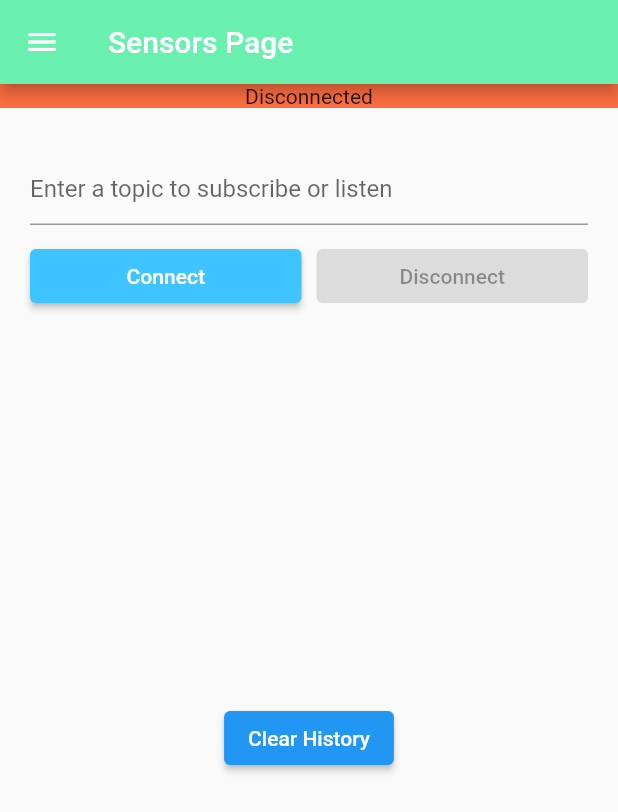
After one commit to GeorgeXDD/SolarEncrypt, a Flutter app: the SensorsPage screen opened directly, in the side drawer, after a tap on "Connect", on a phone screen of 412 x 824 dp. The commit adds this screen. Shown: the top 812 px of the screen. Run offline on Flutter 3.47's test engine with Material 2 defaults, Android fonts, the phone set to English and light mode, and no system bars; our stand-ins replace cloud_firestore, firebase_auth, firebase_core, google_fonts; missing offline and left inert: mqtt_client; accounts and stored records are empty; network calls fail.

Commit message:
Added mqtt connection and sensors page

```diff
--- /dev/null
+++ b/lib/pages/sensors_page.dart
@@ -0,0 +1,331 @@
+// ignore_for_file: sort_child_properties_last
+
+import 'dart:io';
+
+import 'package:cloud_firestore/cloud_firestore.dart';
+import 'package:firebase_auth/firebase_auth.dart';
+import 'package:flutter/material.dart';
+import 'package:provider/provider.dart';
+import 'package:solarencrypt/pages/welcome_page.dart';
+
+import '../services/MQTTAppState.dart';
+import '../services/MQTTManager.dart';
+import 'home_page.dart';
+
+class SensorsPage extends StatefulWidget {
+  @override
+  _SensorsPageState createState() => _SensorsPageState();
+}
+
+class _SensorsPageState extends State<SensorsPage> {
+  final user = FirebaseAuth.instance.currentUser!;
+  final TextEditingController _hostTextController = TextEditingController();
+  final TextEditingController _topicTextController = TextEditingController();
+  late MQTTAppState currentAppState;
+  late MQTTManager manager;
+
+  @override
+  void initState() {
+    super.initState();
+  }
+
+  @override
+  void dispose() {
+    _hostTextController.dispose();
+    _topicTextController.dispose();
+    super.dispose();
+  }
+
+  @override
+  Widget build(BuildContext context) {
+    final MQTTAppState appState = Provider.of<MQTTAppState>(context);
+    currentAppState = appState;
+
+    return Scaffold(
+      appBar: AppBar(
+        title: Text('Sensors Page'),
+        backgroundColor: Colors.greenAccent,
+      ),
+      drawer: NavigationDrawer(user: user),
+      body: Column(
+        children: <Widget>[
+          _buildConnectionStateText(
+              _prepareStateMessageFrom(currentAppState.getAppConnectionState)),
+          _buildEditableColumn(),
+          _buildScrollableTextWith(currentAppState.getHistoryText),
+        ],
+      ),
+    );
+  }
+
+  Future<String?> fetchUsername() async {
+    QuerySnapshot querySnapshot = await FirebaseFirestore.instance
+        .collection('users')
+        .where('email', isEqualTo: user.email)
+        .get();
+
+    if (querySnapshot.docs.isNotEmpty) {
+      return querySnapshot.docs.first['username'];
+    }
+
+    return null;
+  }
+
+  Widget _buildEditableColumn() {
+    return Padding(
+      padding: const EdgeInsets.all(20.0),
+      child: Column(
+        children: <Widget>[
+          const SizedBox(height: 10),
+          _buildTextFieldWith(
+              _topicTextController,
+              'Enter a topic to subscribe or listen',
+              currentAppState.getAppConnectionState),
+          const SizedBox(height: 10),
+          _buildConnectionButtons(currentAppState.getAppConnectionState),
+        ],
+      ),
+    );
+  }
+
+  Widget _buildConnectionButtons(MQTTAppConnectionState state) {
+    return Row(
+      children: <Widget>[
+        Expanded(
+          child: ElevatedButton(
+            style: ElevatedButton.styleFrom(
+              primary: Colors.lightBlueAccent,
+            ),
+            child: Text(state == MQTTAppConnectionState.disconnected
+                ? 'Connect'
+                : 'Connecting...'),
+            onPressed: state == MQTTAppConnectionState.disconnected
+                ? _configureAndConnect
+                : null,
+          ),
+        ),
+        const SizedBox(width: 10),
+        Expanded(
+          child: ElevatedButton(
+            style: ElevatedButton.styleFrom(
+              primary: Colors.redAccent,
+            ),
+            child: const Text('Disconnect'),
+            onPressed:
+                state == MQTTAppConnectionState.connected ? _disconnect : null,
+          ),
+        ),
+      ],
+    );
+  }
+
+  Widget _buildConnectionStateText(String status) {
+    return Row(
+      children: <Widget>[
+        Expanded(
+          child: Container(
+              color: Colors.deepOrangeAccent,
+              child: Text(status, textAlign: TextAlign.center)),
+        ),
+      ],
+    );
+  }
+
+  Widget _buildTextFieldWith(TextEditingController controller, String hintText,
+      MQTTAppConnectionState state) {
+    bool shouldEnable = false;
+    if ((controller == _hostTextController ||
+            controller == _topicTextController) &&
+        state == MQTTAppConnectionState.disconnected) {
+      shouldEnable = true;
+    }
+    return TextField(
+      enabled: shouldEnable,
+      controller: controller,
+      decoration: InputDecoration(
+        contentPadding:
+            const EdgeInsets.only(left: 0, bottom: 0, top: 0, right: 0),
+        labelText: hintText,
+      ),
+    );
+  }
+
+  Widget _buildScrollableTextWith(String text) {
+    return Padding(
+      padding: const EdgeInsets.all(20.0),
+      child: Column(
+        children: <Widget>[
+          Container(
+            width: 400,
+            height: 200,
+            child: SingleChildScrollView(
+              child: Text(text),
+            ),
+          ),
+          const SizedBox(height: 20),
+          ElevatedButton(
+            style: ElevatedButton.styleFrom(
+              primary: Colors.blue, // Customize the button's color
+            ),
+            onPressed:
+                _clearHistoryText, // Bind this to the function to clear the text
+            child: Text('Clear History'),
+          ),
+        ],
+      ),
+    );
+  }
+
+  void _clearHistoryText() {
+    // Call a function to clear the history text in your MQTTAppState or perform any other necessary actions
+    currentAppState
+        .clearHistoryText(); // You should implement this method in your MQTTAppState class
+  }
+
+  String _prepareStateMessageFrom(MQTTAppConnectionState state) {
+    switch (state) {
+      case MQTTAppConnectionState.connected:
+        return 'Connected';
+      case MQTTAppConnectionState.connecting:
+        return 'Connecting';
+      case MQTTAppConnectionState.disconnected:
+        return 'Disconnected';
+    }
+  }
+
+  void _configureAndConnect() {
+    String osPrefix = 'Flutter_iOS';
+    if (Platform.isAndroid) {
+      osPrefix = 'Flutter_Android';
+    }
+    manager = MQTTManager(
+        host: _hostTextController.text,
+        topic: _topicTextController.text,
+        identifier: osPrefix,
+        state: currentAppState);
+    manager.initializeMQTTClient();
+    manager.connect();
+  }
+
+  void _disconnect() {
+    manager.disconnect();
+  }
+}
+
+class NavigationDrawer extends StatelessWidget {
+  final User user;
+  const NavigationDrawer({required this.user, Key? key}) : super(key: key);
+
+  @override
+  Widget build(BuildContext context) {
+    return Drawer(
+      child: SingleChildScrollView(
+          child: Column(
+        crossAxisAlignment: CrossAxisAlignment.stretch,
+        children: <Widget>[buildHeader(context), buildMenuItems(context)],
+      )),
+    );
+  }
+
+  Future<String?> fetchUsername() async {
+    QuerySnapshot querySnapshot = await FirebaseFirestore.instance
+        .collection('users')
+        .where('email', isEqualTo: user.email)
+        .get();
+
+    if (querySnapshot.docs.isNotEmpty) {
+      return querySnapshot.docs.first['username'];
+    }
+
+    return null;
+  }
+
+  Widget buildHeader(BuildContext context) => Material(
+      color: Color.fromARGB(255, 53, 52, 52),
+      child: InkWell(
+          onTap: () {
+            Navigator.pop(context);
+          },
+          child: Container(
+              padding: EdgeInsets.only(
+                  top: 24 + MediaQuery.of(context).padding.top, bottom: 24),
+              child: Column(
+                children: [
+                  CircleAvatar(
+                    radius: 42,
+                    backgroundImage: NetworkImage(
+                        'https://img.freepik.com/free-photo/waist-up-portrait-handsome-serious-unshaven-male-keeps-hands-together-dressed-dark-blue-shirt-has-talk-with-interlocutor-stands-against-white-wall-self-confident-man-freelancer_273609-16320.jpg'),
+                  ),
+                  SizedBox(height: 20),
+                  FutureBuilder<String?>(
+                    future: fetchUsername(),
+                    builder: (context, snapshot) {
+                      String welcomeText = snapshot.data ?? 'Welcome user!';
+
+                      return Text(
+                        welcomeText,
+                        style: TextStyle(fontSize: 28, color: Colors.white),
+                      );
+                    },
+                  ),
+                  SizedBox(height: 5),
+                  Text(
+                    user.email!,
+                    style: TextStyle(fontSize: 16, color: Colors.white),
+                  ),
+                  SizedBox(height: 10),
+                  MaterialButton(
+                    onPressed: () {
+                      FirebaseAuth.instance.signOut();
+                      Navigator.pushReplacement(
+                        context,
+                        MaterialPageRoute(builder: (context) => WelcomePage()),
+                      );
+                    },
+                    color: Color.fromARGB(255, 223, 107, 30),
+                    child: Text('Sign Out'),
+                  )
+                ],
+              ))));
+  Widget buildMenuItems(BuildContext context) => Container(
+        padding: const EdgeInsets.all(24),
+        child: Wrap(
+          children: [
+            ListTile(
+              leading: const Icon(Icons.home_outlined),
+              title: const Text('Home'),
+              onTap: () => Navigator.pushReplacement(
+                context,
+                MaterialPageRoute(builder: (context) => HomePage()),
+              ),
+            ),
+            ListTile(
+              leading: const Icon(Icons.chat_outlined),
+              title: const Text('Chat'),
+              onTap: () => Navigator.pushReplacement(
+                context,
+                MaterialPageRoute(builder: (context) => WelcomePage()),
+              ),
+            ),
+            ListTile(
+              leading: const Icon(Icons.workspaces_outline),
+              title: const Text('Sensors'),
+              onTap: () => Navigator.pushReplacement(
+                context,
+                MaterialPageRoute(builder: (context) => SensorsPage()),
+              ),
+            ),
+            ListTile(
+              leading: const Icon(Icons.control_camera),
+              title: const Text('Control Panel'),
+              onTap: () {},
+            ),
+            ListTile(
+              leading: const Icon(Icons.radar),
+              title: const Text('Radar local area'),
+              onTap: () {},
+            ),
+          ],
+        ),
+      );
+}
--- /dev/null
+++ b/lib/services/MQTTAppState.dart
@@ -0,0 +1,30 @@
+import 'package:flutter/cupertino.dart';
+
+enum MQTTAppConnectionState { connected, disconnected, connecting }
+
+class MQTTAppState with ChangeNotifier {
+  MQTTAppConnectionState _appConnectionState =
+      MQTTAppConnectionState.disconnected;
+  String _receivedText = '';
+  String _historyText = '';
+
+  void setReceivedText(String text) {
+    _receivedText = text;
+    _historyText = _historyText + '\n' + _receivedText;
+    notifyListeners();
+  }
+
+  void setAppConnectionState(MQTTAppConnectionState state) {
+    _appConnectionState = state;
+    notifyListeners();
+  }
+
+  void clearHistoryText() {
+    _historyText = ''; // Clear the history text
+    notifyListeners(); // Notify listeners to update the UI
+  }
+
+  String get getReceivedText => _receivedText;
+  String get getHistoryText => _historyText;
+  MQTTAppConnectionState get getAppConnectionState => _appConnectionState;
+}
--- /dev/null
+++ b/lib/services/MQTTManager.dart
@@ -0,0 +1,109 @@
+import 'package:mqtt_client/mqtt_client.dart';
+import 'package:mqtt_client/mqtt_server_client.dart';
+
+import 'MQTTAppState.dart';
+
+class MQTTManager {
+  // Private instance of client
+  final MQTTAppState _currentState;
+  MqttServerClient? _client;
+  final String _identifier;
+  final String _host;
+  final String _topic;
+
+  // Constructor
+  // ignore: sort_constructors_first
+  MQTTManager(
+      {required String host,
+      required String topic,
+      required String identifier,
+      required MQTTAppState state})
+      : _identifier = identifier,
+        _host = 'test.mosquitto.org',
+        _topic = topic,
+        _currentState = state;
+
+  void initializeMQTTClient() {
+    _client = MqttServerClient(_host, _identifier);
+    _client!.port = 1883;
+    _client!.keepAlivePeriod = 20;
+    _client!.onDisconnected = onDisconnected;
+    _client!.secure = false;
+    _client!.logging(on: true);
+
+    /// Add the successful connection callback
+    _client!.onConnected = onConnected;
+    _client!.onSubscribed = onSubscribed;
+
+    final MqttConnectMessage connMess = MqttConnectMessage()
+        .withClientIdentifier(_identifier)
+        .withWillTopic(
+            'willtopic') // If you set this you must set a will message
+        .withWillMessage('My Will message')
+        .startClean() // Non persistent session for testing
+        .withWillQos(MqttQos.atLeastOnce);
+    print('EXAMPLE::Mosquitto client connecting....');
+    _client!.connectionMessage = connMess;
+  }
+
+  // Connect to the host
+  // ignore: avoid_void_async
+  void connect() async {
+    assert(_client != null);
+    try {
+      print('EXAMPLE::Mosquitto start client connecting....');
+      _currentState.setAppConnectionState(MQTTAppConnectionState.connecting);
+      await _client!.connect();
+    } on Exception catch (e) {
+      print('EXAMPLE::client exception - $e');
+      disconnect();
+    }
+  }
+
+  void disconnect() {
+    print('Disconnected');
+    _client!.disconnect();
+  }
+
+  void publish(String message) {
+    final MqttClientPayloadBuilder builder = MqttClientPayloadBuilder();
+    builder.addString(message);
+    _client!.publishMessage(_topic, MqttQos.exactlyOnce, builder.payload!);
+  }
+
+  /// The subscribed callback
+  void onSubscribed(String topic) {
+    print('EXAMPLE::Subscription confirmed for topic $topic');
+  }
+
+  /// The unsolicited disconnect callback
+  void onDisconnected() {
+    print('EXAMPLE::OnDisconnected client callback - Client disconnection');
+    if (_client!.connectionStatus!.returnCode ==
+        MqttConnectReturnCode.noneSpecified) {
+      print('EXAMPLE::OnDisconnected callback is solicited, this is correct');
+    }
+    _currentState.setAppConnectionState(MQTTAppConnectionState.disconnected);
+  }
+
+  /// The successful connect callback
+  void onConnected() {
+    _currentState.setAppConnectionState(MQTTAppConnectionState.connected);
+    print('EXAMPLE::Mosquitto client connected....');
+    _client!.subscribe(_topic, MqttQos.atLeastOnce);
+    _client!.updates!.listen((List<MqttReceivedMessage<MqttMessage?>>? c) {
+      // ignore: avoid_as
+      final MqttPublishMessage recMess = c![0].payload as MqttPublishMessage;
+
+      // final MqttPublishMessage recMess = c![0].payload;
+      final String pt =
+          MqttPublishPayload.bytesToStringAsString(recMess.payload.message);
+      _currentState.setReceivedText(pt);
+      print(
+          'EXAMPLE::Change notification:: topic is <${c[0].topic}>, payload is <-- $pt -->');
+      print('');
+    });
+    print(
+        'EXAMPLE::OnConnected client callback - Client connection was sucessful');
+  }
+}
--- a/pubspec.yaml
+++ b/pubspec.yaml
@@ -42,6 +42,8 @@ dependencies:
   firebase_core: ^2.14.0
   firebase_auth: ^4.6.3
   cloud_firestore: ^4.8.4
+  mqtt_client: ^10.0.0
+  flutter_mqtt: ^1.0.0+5
 
 dev_dependencies:
   flutter_test:
```
Also changed, not shown: lib/main.dart (+11 -1 lines), lib/pages/home_page.dart (+41 -31 lines), pubspec.lock.
